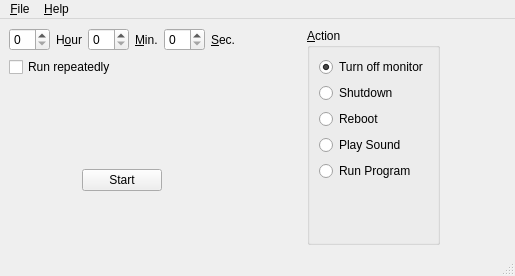
This is src/mainwindow.ui in cges30901/hmtimer as Qt 5 draws it before an edit. The edited form follows.
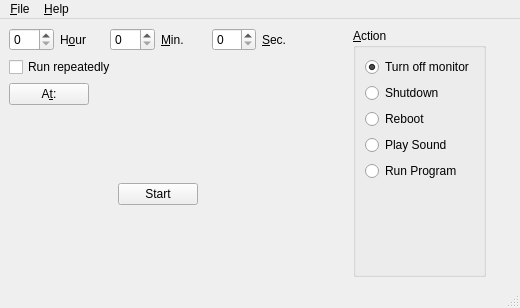
This is the edited form. Icons and pictures are not drawn.

```diff
--- a/src/mainwindow.ui
+++ b/src/mainwindow.ui
@@ -6,8 +6,8 @@
    <rect>
     <x>0</x>
     <y>0</y>
-    <width>515</width>
-    <height>276</height>
+    <width>520</width>
+    <height>308</height>
    </rect>
   </property>
   <property name="windowTitle">
@@ -18,7 +18,7 @@
     <normaloff>:/hmtimer.png</normaloff>:/hmtimer.png</iconset>
   </property>
   <widget class="QWidget" name="centralwidget">
-   <layout class="QHBoxLayout" name="horizontalLayout_3">
+   <layout class="QHBoxLayout" name="horizontalLayout_7">
     <item>
      <layout class="QVBoxLayout" name="verticalLayout">
       <item>
@@ -82,6 +82,30 @@
         </property>
        </widget>
       </item>
+      <item>
+       <layout class="QHBoxLayout" name="horizontalLayout_3">
+        <item>
+         <widget class="QPushButton" name="btnAt">
+          <property name="text">
+           <string>A&amp;t:</string>
+          </property>
+         </widget>
+        </item>
+        <item>
+         <spacer name="horizontalSpacer_5">
+          <property name="orientation">
+           <enum>Qt::Horizontal</enum>
+          </property>
+          <property name="sizeHint" stdset="0">
+           <size>
+            <width>40</width>
+            <height>20</height>
+           </size>
+          </property>
+         </spacer>
+        </item>
+       </layout>
+      </item>
       <item>
        <spacer name="verticalSpacer">
         <property name="orientation">
@@ -89,8 +113,8 @@
         </property>
         <property name="sizeHint" stdset="0">
          <size>
-          <width>17</width>
-          <height>86</height>
+          <width>298</width>
+          <height>38</height>
          </size>
         </property>
        </spacer>
@@ -142,8 +166,8 @@
         </property>
         <property name="sizeHint" stdset="0">
          <size>
-          <width>20</width>
-          <height>40</height>
+          <width>298</width>
+          <height>27</height>
          </size>
         </property>
        </spacer>
@@ -246,8 +270,8 @@
     <rect>
      <x>0</x>
      <y>0</y>
-     <width>515</width>
-     <height>26</height>
+     <width>520</width>
+     <height>30</height>
     </rect>
    </property>
    <widget class="QMenu" name="menuHelp">
```
